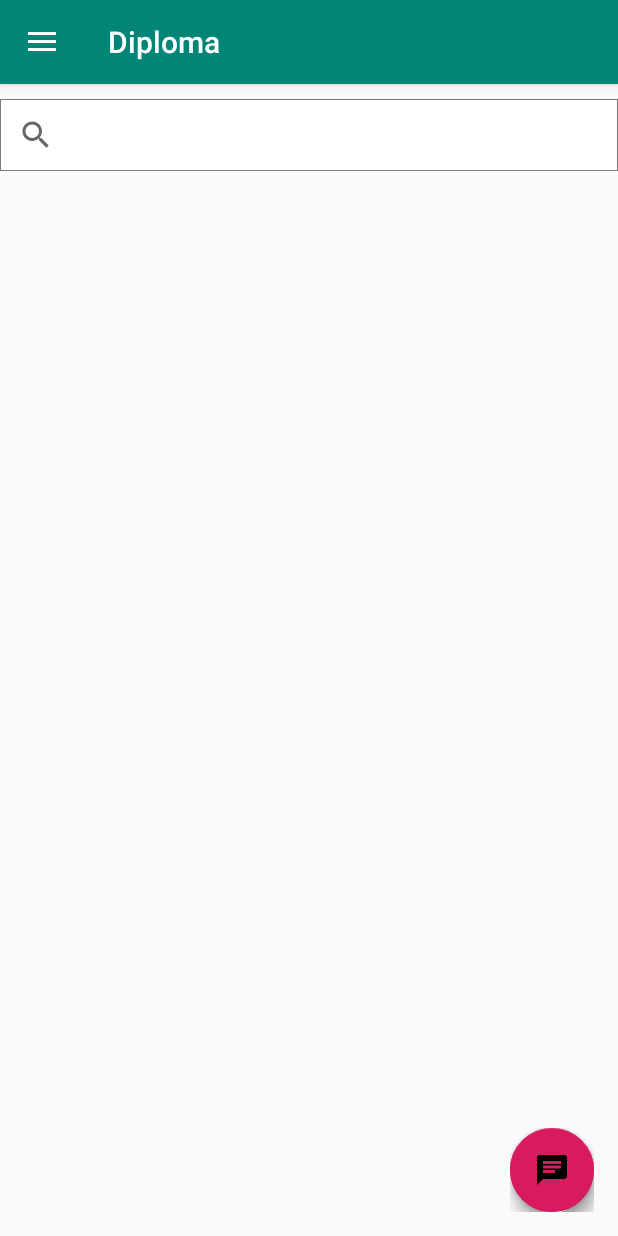
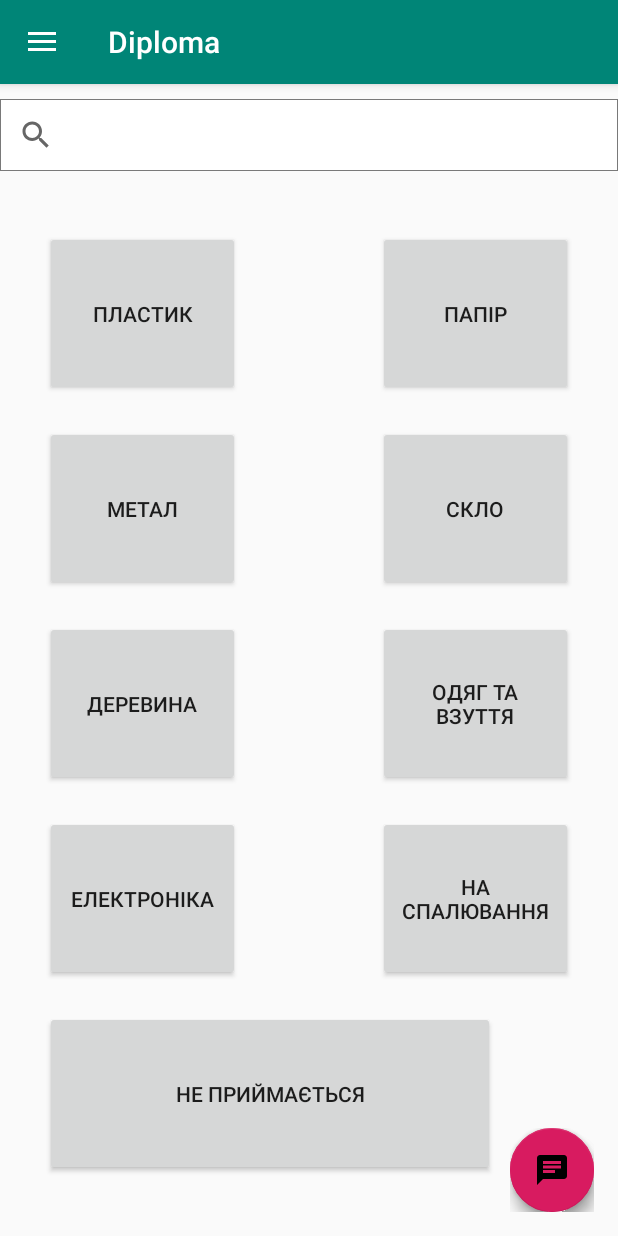
Before and after one commit to sharp000000/Diploma, an Android app: the screen it shows after launch (MainActivity), on a phone screen of 412 x 824 dp. Run offline under Robolectric (Android 15) with nearby library versions, the phone set to English and light mode, and no system bars; plain views replace FloatingActionButton, FloatingActionMenu.

Commit message:
added categories

```diff
--- a/Diploma2/app/src/main/AndroidManifest.xml
+++ b/Diploma2/app/src/main/AndroidManifest.xml
@@ -1,15 +1,17 @@
 <?xml version="1.0" encoding="utf-8"?>
 <manifest xmlns:android="http://schemas.android.com/apk/res/android"
     package="com.example.diploma">
-    <uses-permission android:name="android.permission.CAMERA"/>
+
+    <uses-permission android:name="android.permission.CAMERA" />
+
     <application
         android:allowBackup="true"
         android:icon="@mipmap/ic_launcher"
         android:label="@string/app_name"
         android:roundIcon="@mipmap/ic_launcher_round"
         android:supportsRtl="true"
-
         android:theme="@style/AppTheme">
+        <activity android:name=".Clothes"></activity>
         <activity
             android:name=".MainActivity"
             android:label="@string/app_name"
@@ -20,7 +22,6 @@
                 <category android:name="android.intent.category.LAUNCHER" />
             </intent-filter>
         </activity>
-
     </application>
 
 </manifest>
--- /dev/null
+++ b/Diploma2/app/src/main/java/com/example/diploma/Clothes.java
@@ -0,0 +1,16 @@
+package com.example.diploma;
+
+import android.support.v7.app.AppCompatActivity;
+import android.os.Bundle;
+import android.widget.TextView;
+
+public class Clothes extends AppCompatActivity {
+
+
+    @Override
+    protected void onCreate(Bundle savedInstanceState) {
+
+        super.onCreate(savedInstanceState);
+        setContentView(R.layout.activity_clothes);
+    }
+}
--- a/Diploma2/app/src/main/java/com/example/diploma/MainActivity.java
+++ b/Diploma2/app/src/main/java/com/example/diploma/MainActivity.java
@@ -17,6 +17,11 @@ import android.view.MenuItem;
 import android.widget.Toast;
 import android.support.v7.widget.SearchView;
 import android.view.inputmethod.InputMethodManager;
+import android.widget.TextView;
+import android.widget.Button;
+import android.view.View;
+import android.content.Intent;
+
 
 public class MainActivity extends AppCompatActivity {
 
@@ -27,7 +32,14 @@ public class MainActivity extends AppCompatActivity {
     protected void onCreate(Bundle savedInstanceState) {
         super.onCreate(savedInstanceState);
         setContentView(R.layout.activity_main);
+        Button button = (Button)findViewById(R.id.clothes);
+        button.setOnClickListener(new View.OnClickListener(){
+            @Override
+            public void onClick(View v){
+                openClothesActivity();
+            }
 
+        });
         Toolbar toolbar = findViewById(R.id.toolbar);
         setSupportActionBar(toolbar);
 
@@ -49,6 +61,9 @@ public class MainActivity extends AppCompatActivity {
         abdt.syncState();
         getSupportActionBar().setDisplayHomeAsUpEnabled(true);
         NavigationView nav_view = (NavigationView)findViewById(R.id.nav);
+        View headerView = nav_view.getHeaderView(0);
+        TextView navtext = (TextView) headerView.findViewById(R.id.navtext);
+        navtext.setText("Збережи мене");
         nav_view.setNavigationItemSelectedListener(new NavigationView.OnNavigationItemSelectedListener() {
             @Override
             public boolean onNavigationItemSelected(@NonNull MenuItem item) {
@@ -75,7 +90,10 @@ public class MainActivity extends AppCompatActivity {
             }
         });
     }
-
+    public void openClothesActivity(){
+        Intent intent = new Intent(this,Clothes.class);
+        startActivity(intent);
+    }
     @Override
     public boolean onCreateOptionsMenu(Menu menu) {
         // Inflate the menu; this adds items to the action bar if it is present.
--- /dev/null
+++ b/Diploma2/app/src/main/res/layout/activity_clothes.xml
@@ -0,0 +1,14 @@
+<?xml version="1.0" encoding="utf-8"?>
+<RelativeLayout xmlns:android="http://schemas.android.com/apk/res/android"
+    xmlns:app="http://schemas.android.com/apk/res-auto"
+    xmlns:tools="http://schemas.android.com/tools"
+    android:layout_width="match_parent"
+    android:layout_height="match_parent"
+    tools:context="com.example.diploma.Clothes">
+    <TextView
+        android:layout_height="match_parent"
+        android:layout_width="wrap_content"
+        android:id="@+id/clothestext"
+        android:text="@string/clothes_text"/>
+
+</RelativeLayout>
--- a/Diploma2/app/src/main/res/layout/activity_main.xml
+++ b/Diploma2/app/src/main/res/layout/activity_main.xml
@@ -5,13 +5,15 @@
     android:layout_width="match_parent"
     android:layout_height="match_parent"
     android:id="@+id/dl"
-    tools:context="com.example.diploma.MainActivity"
+    tools:context="com.example.diploma.MainActivity">
     tools:openDrawer="start">
-
+    <ScrollView
+        android:layout_width="match_parent"
+        android:layout_height="match_parent">
     <LinearLayout
 
         android:layout_width="match_parent"
-        android:layout_height="match_parent"
+        android:layout_height="wrap_content"
         android:orientation="vertical">
         <android.support.v7.widget.Toolbar
             android:background="@color/colorPrimary"
@@ -31,12 +33,85 @@
             android:layout_marginTop="10dp"
             android:clickable="false"
             />
-        <FrameLayout
-            android:id="@+id/fragment_container"
-            android:layout_width="match_parent"
-            android:layout_height="match_parent"></FrameLayout>
 
-    </LinearLayout>
+        <Button
+        android:layout_width="130dp"
+        android:layout_height="110dp"
+        android:layout_gravity="left"
+        android:layout_marginLeft="30dp"
+        android:layout_marginTop="40dp"
+        android:id="@+id/plastic"
+        android:text="Пластик"
+            />
+        <Button
+            android:id="@+id/paper"
+            android:layout_width="130dp"
+            android:layout_height="110dp"
+            android:layout_gravity="right"
+            android:layout_marginTop="-110dp"
+            android:layout_marginRight="30dp"
+            android:text="Папір"/>
+
+        <Button
+            android:id="@+id/metal"
+            android:layout_width="130dp"
+            android:layout_height="110dp"
+            android:layout_gravity="left"
+            android:layout_marginTop="20dp"
+            android:layout_marginLeft="30dp"
+            android:text="Метал"/>
+
+        <Button
+            android:id="@+id/glass"
+            android:layout_width="130dp"
+            android:layout_height="110dp"
+            android:layout_gravity="right"
+            android:layout_marginTop="-110dp"
+            android:layout_marginRight="30dp"
+            android:text="Скло"/>
+        <Button
+            android:id="@+id/wood"
+            android:layout_width="130dp"
+            android:layout_height="110dp"
+            android:layout_gravity="left"
+            android:layout_marginTop="20dp"
+            android:layout_marginLeft="30dp"
+            android:text="Деревина"/>
+        <Button
+            android:id="@+id/clothes"
+            android:layout_width="130dp"
+            android:layout_height="110dp"
+            android:layout_gravity="right"
+            android:layout_marginTop="-110dp"
+            android:layout_marginRight="30dp"
+            android:text="Одяг та взуття"/>
+        <Button
+            android:id="@+id/electronic"
+            android:layout_width="130dp"
+            android:layout_height="110dp"
+            android:layout_gravity="left"
+            android:layout_marginTop="20dp"
+            android:layout_marginLeft="30dp"
+            android:text="Електроніка"/>
+        <Button
+            android:id="@+id/burn"
+            android:layout_width="130dp"
+            android:layout_height="110dp"
+            android:layout_gravity="right"
+            android:layout_marginTop="-110dp"
+            android:layout_marginRight="30dp"
+            android:text="На спалювання"/>
+        <Button
+            android:id="@+id/nottaken"
+            android:layout_width="300dp"
+            android:layout_height="110dp"
+            android:layout_gravity="left"
+            android:layout_marginTop="20dp"
+            android:layout_marginLeft="30dp"
+            android:text="Не приймається"/>
+            </LinearLayout>
+
+    </ScrollView>
     <RelativeLayout
         android:layout_width="match_parent"
         android:layout_height="match_parent">
--- a/Diploma2/app/src/main/res/layout/nav_header.xml
+++ b/Diploma2/app/src/main/res/layout/nav_header.xml
@@ -1,17 +1,24 @@
 <?xml version="1.0" encoding="utf-8"?>
 <LinearLayout xmlns:android="http://schemas.android.com/apk/res/android"
+    xmlns:tools="http://schemas.android.com/tools"
     android:orientation="vertical"
     android:layout_width="match_parent"
     android:layout_height="wrap_content"
     android:gravity="center"
-    android:background="@color/colorPrimaryDark">
-
+    android:background="@color/colorPrimaryDark"
+    >
     <ImageView
-        android:layout_width="180dp"
+        android:layout_width="130dp"
         android:layout_height="130dp"
         android:layout_marginBottom="15dp"
         android:layout_marginTop="15dp"
-        android:background="@drawable/ic_android_black_24dp"
+        android:background="@drawable/firtree"
         />
 
+    <TextView
+        android:id="@+id/navtext"
+        android:layout_width="100dp"
+        android:layout_height="15dp"
+        android:layout_marginBottom="15dp"
+        android:textColor="@color/white" />
 </LinearLayout>
--- a/Diploma2/app/src/main/res/values/colors.xml
+++ b/Diploma2/app/src/main/res/values/colors.xml
@@ -3,4 +3,5 @@
     <color name="colorPrimary">#008577</color>
     <color name="colorPrimaryDark">#00574B</color>
     <color name="colorAccent">#D81B60</color>
+    <color name="white">#ffffff</color>
 </resources>
--- a/Diploma2/app/src/main/res/values/strings.xml
+++ b/Diploma2/app/src/main/res/values/strings.xml
@@ -4,5 +4,7 @@
     <string name="Open"></string>
     <string name="Close"></string>
     <string name="search"></string>
-
+    <string name="clothes_text">
+            Одяг та взуття повинні бути чистими та в гарному стані, адже вони здаються на благодійність. \nПриймається за адресою вул. Саперно-Слобідська, 25/4. \nВи також можете здати в магазин Ласка або у товариство Червоного Хреста.
+    </string>
 </resources>
```
